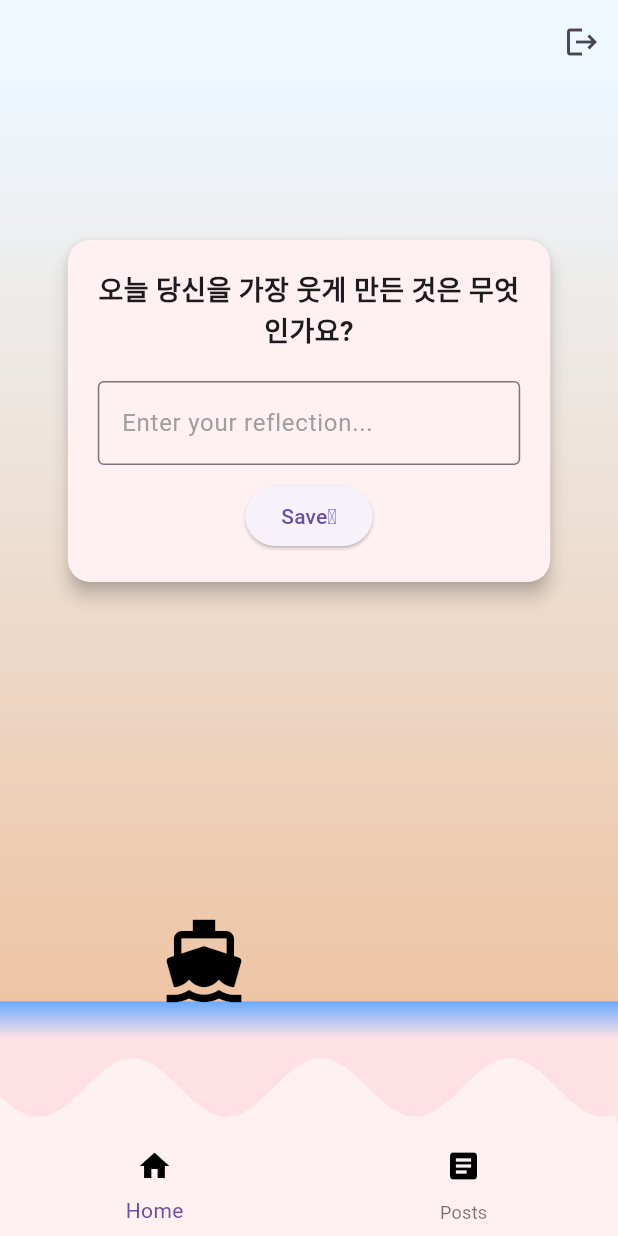
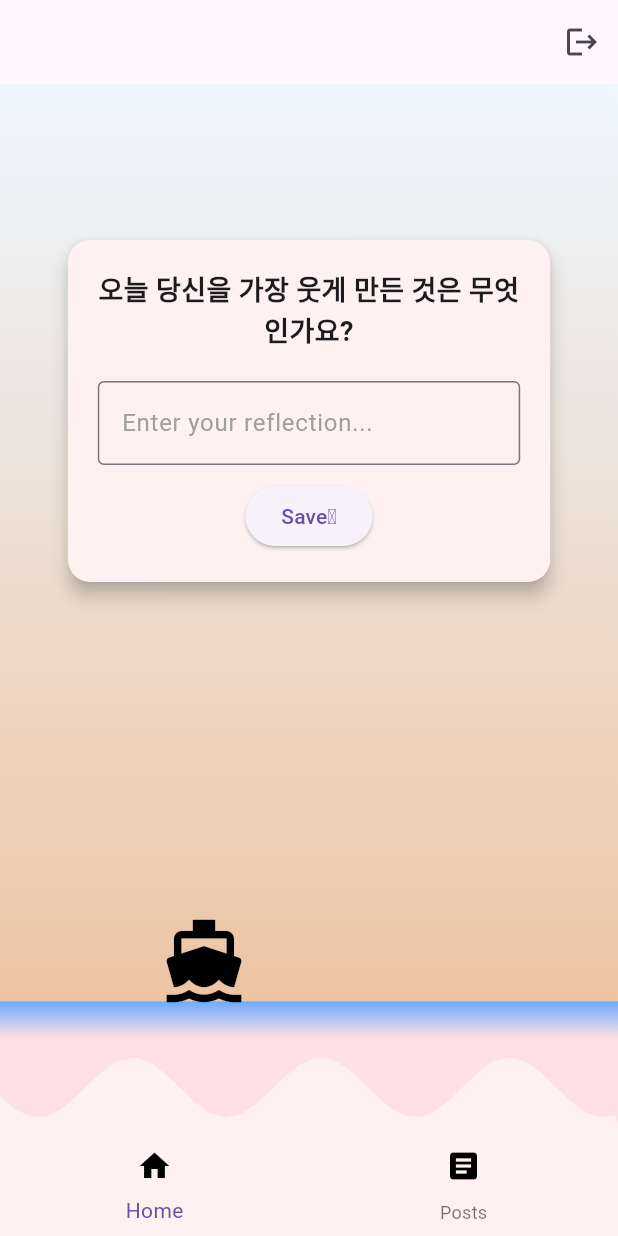
Before and after one commit to hsmchoi/my_final_project, a Flutter app: the HomeScreen screen opened by its route, on a phone screen of 412 x 824 dp. Run offline on Flutter 3.47's test engine with Material 3 defaults, Android fonts, the phone set to English and light mode, and no system bars; our stand-ins replace cloud_firestore, firebase_auth, firebase_core, firebase_storage, flutter_riverpod, go_router and 2 more; accounts and stored records are empty; generated files the repository leaves out were written again.

Commit message:
logout-bug-fix

```diff
--- a/lib/main.dart
+++ b/lib/main.dart
@@ -4,7 +4,7 @@ import 'package:flutter/material.dart';
 import 'package:flutter_riverpod/flutter_riverpod.dart';
 import 'package:go_router/go_router.dart';
 import 'package:my_final_project/firebase_options.dart';
-import 'package:my_final_project/views/post_screen.dart'; // Import your PostsScreen!
+// Import your PostsScreen!
 import 'package:my_final_project/router.dart'; // router.dart import
 
 void main() async {
--- a/lib/router.dart
+++ b/lib/router.dart
@@ -10,43 +10,36 @@ import 'package:my_final_project/views/sign_up_screen.dart';
 import 'package:flutter_riverpod/flutter_riverpod.dart';
 
 // Function to create GoRouter with access to WidgetRef
-
 GoRouter createRouter(WidgetRef ref) {
   return GoRouter(
     initialLocation: '/login',
     routes: <GoRoute>[
-      // ... (기존 라우트) ...
-
+      GoRoute(
+        path: '/login',
+        builder: (BuildContext context, GoRouterState state) =>
+            const LoginScreen(),
+        routes: <GoRoute>[
+          GoRoute(
+            path: 'email',
+            builder: (BuildContext context, GoRouterState state) =>
+                const EmailLoginScreen(),
+          ),
+        ],
+      ),
+      GoRoute(
+        path: '/signup',
+        builder: (BuildContext context, GoRouterState state) =>
+            const SignUpScreen(),
+      ),
       GoRoute(
         path: '/',
-        pageBuilder: (context, state) => CustomTransitionPage(
-          key: state.pageKey,
-          child: const HomeScreen(),
-          transitionsBuilder: (context, animation, secondaryAnimation, child) =>
-              SlideTransition(
-            position: Tween<Offset>(
-              begin: const Offset(-1.0, 0.0), // 오른쪽에서 왼쪽으로
-              end: Offset.zero,
-            ).animate(animation),
-            child: child,
-          ),
-        ),
+        builder: (BuildContext context, GoRouterState state) =>
+            const HomeScreen(),
         routes: [
           GoRoute(
-            path: 'posts',
-            pageBuilder: (context, state) => CustomTransitionPage(
-              key: state.pageKey,
-              child: const PostScreen(),
-              transitionsBuilder:
-                  (context, animation, secondaryAnimation, child) =>
-                      SlideTransition(
-                position: Tween<Offset>(
-                  begin: const Offset(1.0, 0.0), // 왼쪽에서 오른쪽으로
-                  end: Offset.zero,
-                ).animate(animation),
-                child: child,
-              ),
-            ),
+            path:
+                'posts', // This path should match the name in BottomNavigationBar
+            builder: (context, state) => const PostScreen(),
           ),
         ],
       ),
--- a/lib/views/home_screen.dart
+++ b/lib/views/home_screen.dart
@@ -1,5 +1,6 @@
 //views/home_screen.dart
 import 'package:flutter/material.dart';
+import 'package:flutter/services.dart';
 import 'package:flutter_riverpod/flutter_riverpod.dart';
 import 'package:my_final_project/repositories/authentication_repository.dart';
 import 'package:my_final_project/view_models/home_view_model.dart';
@@ -31,26 +32,34 @@ class _HomeScreenState extends ConsumerState<HomeScreen> {
 
     return Scaffold(
       appBar: AppBar(
-        // title: const Text('Heraclitus\' Flow'),
-        flexibleSpace: Container(
-          // flexibleSpace를 사용하여 그라데이션 적용
-          decoration: const BoxDecoration(
-            gradient: LinearGradient(
-              begin: Alignment.topLeft,
-              end: Alignment.bottomRight,
-              colors: <Color>[
-                Color.fromARGB(255, 239, 248, 255),
-                Color.fromARGB(255, 239, 248, 255)
-              ], // 원하는 색상으로 변경
-            ),
-          ),
-        ),
         actions: [
           IconButton(
             onPressed: () async {
-              await ref.read(authRepositoryProvider).signOut();
-              // 로그아웃 후 로그인 화면으로 이동
-              if (mounted) Navigator.pushReplacementNamed(context, '/login');
+              // 로그아웃 확인 대화상자 표시
+              await showDialog(
+                context: context,
+                builder: (BuildContext context) {
+                  return AlertDialog(
+                    title: const Text("로그아웃"),
+                    content: const Text("로그아웃 하시겠습니까?"),
+                    actions: [
+                      TextButton(
+                        onPressed: () => Navigator.pop(context),
+                        child: const Text("취소"),
+                      ),
+                      TextButton(
+                        onPressed: () async {
+                          await ref.read(authRepositoryProvider).signOut();
+                          // 앱 종료
+                          SystemNavigator.pop();
+                        },
+                        child: const Text("로그아웃",
+                            style: TextStyle(color: Colors.red)),
+                      ),
+                    ],
+                  );
+                },
+              );
             },
             icon: const Icon(Icons.logout),
           ),
```
